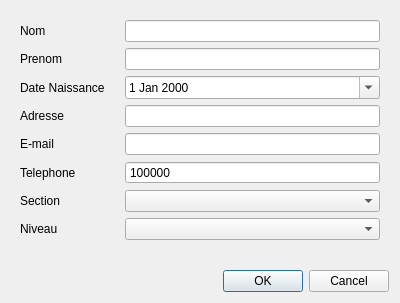
This is etudiantPanel.ui in NassimKraiem/MiniProject_CPI1 as Qt 5 draws it before an edit. The edited form follows.
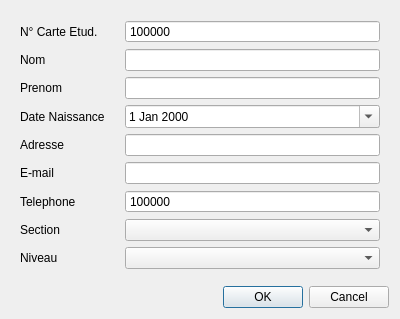
This is the edited form.

Patch:
```diff
--- a/etudiantPanel.ui
+++ b/etudiantPanel.ui
@@ -7,7 +7,7 @@
     <x>0</x>
     <y>0</y>
     <width>400</width>
-    <height>303</height>
+    <height>319</height>
    </rect>
   </property>
   <property name="windowTitle">
@@ -31,59 +31,59 @@
       <property name="horizontalSpacing">
        <number>20</number>
       </property>
-      <item row="0" column="0">
+      <item row="1" column="0">
        <widget class="QLabel" name="label">
         <property name="text">
          <string>Nom</string>
         </property>
        </widget>
       </item>
-      <item row="0" column="1">
+      <item row="1" column="1">
        <widget class="QLineEdit" name="nom">
         <property name="maxLength">
          <number>30</number>
         </property>
        </widget>
       </item>
-      <item row="1" column="1">
+      <item row="2" column="1">
        <widget class="QLineEdit" name="prenom"/>
       </item>
-      <item row="1" column="0">
+      <item row="2" column="0">
        <widget class="QLabel" name="label_2">
         <property name="text">
          <string>Prenom</string>
         </property>
        </widget>
       </item>
-      <item row="2" column="0">
+      <item row="3" column="0">
        <widget class="QLabel" name="label_3">
         <property name="text">
          <string>Date Naissance</string>
         </property>
        </widget>
       </item>
-      <item row="3" column="0">
+      <item row="4" column="0">
        <widget class="QLabel" name="label_4">
         <property name="text">
          <string>Adresse</string>
         </property>
        </widget>
       </item>
-      <item row="4" column="0">
+      <item row="5" column="0">
        <widget class="QLabel" name="label_5">
         <property name="text">
          <string>E-mail</string>
         </property>
        </widget>
       </item>
-      <item row="3" column="1">
+      <item row="4" column="1">
        <widget class="QLineEdit" name="adresse">
         <property name="text">
          <string/>
         </property>
        </widget>
       </item>
-      <item row="2" column="1">
+      <item row="3" column="1">
        <widget class="QDateEdit" name="dateN">
         <property name="buttonSymbols">
          <enum>QAbstractSpinBox::NoButtons</enum>
@@ -93,10 +93,10 @@
         </property>
        </widget>
       </item>
-      <item row="4" column="1">
+      <item row="5" column="1">
        <widget class="QLineEdit" name="mail"/>
       </item>
-      <item row="7" column="1">
+      <item row="8" column="1">
        <widget class="QComboBox" name="section">
         <property name="currentIndex">
          <number>-1</number>
@@ -128,31 +128,31 @@
         </item>
        </widget>
       </item>
-      <item row="8" column="1">
+      <item row="9" column="1">
        <widget class="QComboBox" name="niveau"/>
       </item>
-      <item row="6" column="0">
+      <item row="7" column="0">
        <widget class="QLabel" name="label_6">
         <property name="text">
          <string>Telephone</string>
         </property>
        </widget>
       </item>
-      <item row="7" column="0">
+      <item row="8" column="0">
        <widget class="QLabel" name="label_7">
         <property name="text">
          <string>Section</string>
         </property>
        </widget>
       </item>
-      <item row="8" column="0">
+      <item row="9" column="0">
        <widget class="QLabel" name="label_8">
         <property name="text">
          <string>Niveau</string>
         </property>
        </widget>
       </item>
-      <item row="6" column="1">
+      <item row="7" column="1">
        <widget class="QSpinBox" name="telephone">
         <property name="buttonSymbols">
          <enum>QAbstractSpinBox::NoButtons</enum>
@@ -168,6 +168,29 @@
         </property>
        </widget>
       </item>
+      <item row="0" column="1">
+       <widget class="QSpinBox" name="nce">
+        <property name="buttonSymbols">
+         <enum>QAbstractSpinBox::NoButtons</enum>
+        </property>
+        <property name="minimum">
+         <number>10000000</number>
+        </property>
+        <property name="maximum">
+         <number>99999999</number>
+        </property>
+        <property name="value">
+         <number>10000000</number>
+        </property>
+       </widget>
+      </item>
+      <item row="0" column="0">
+       <widget class="QLabel" name="label_9">
+        <property name="text">
+         <string>N° Carte Etud.</string>
+        </property>
+       </widget>
+      </item>
      </layout>
     </widget>
    </item>
```
